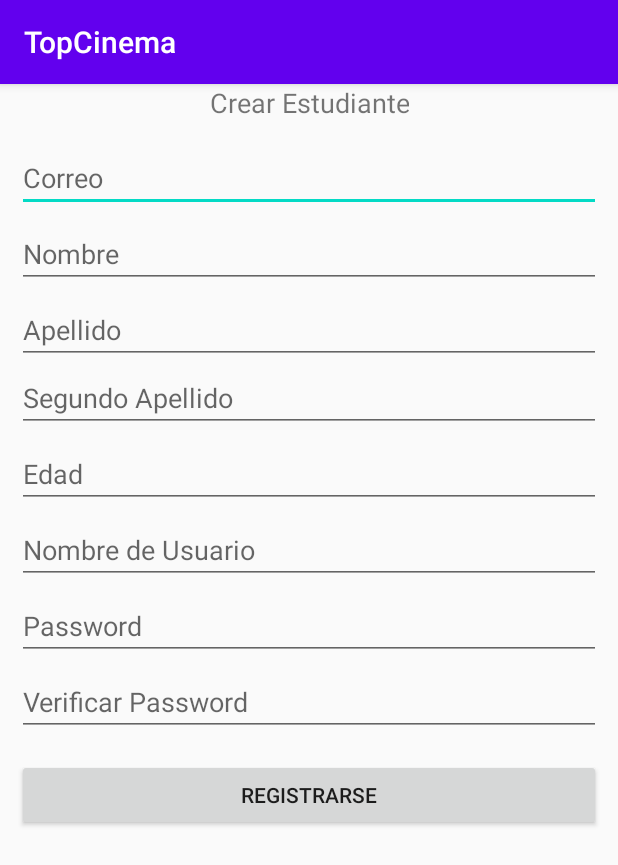
After one commit to Joaco95000/NorthCenter, an Android app: the RegisterActivity screen opened directly, with no data from a screen before it, on a phone screen of 412 x 824 dp. The commit adds this screen. Shown: the top 865 px of the screen. Run offline under Robolectric (Android 15) with nearby library versions, the phone set to English and light mode, and no system bars; Roboto replaces fonts that are not available here.

Commit message:
adding register class

```diff
--- a/TopCinema/app/src/main/AndroidManifest.xml
+++ b/TopCinema/app/src/main/AndroidManifest.xml
@@ -9,7 +9,8 @@
         android:roundIcon="@mipmap/ic_launcher_round"
         android:supportsRtl="true"
         android:theme="@style/AppTheme">
-        <activity android:name=".InicioActividad"></activity>
+        <activity android:name=".InicioActividad" />
+        <activity android:name=".RegisterActivity" />
         <activity android:name=".MainActivity">
             <intent-filter>
                 <action android:name="android.intent.action.MAIN" />
@@ -17,7 +18,8 @@
                 <category android:name="android.intent.category.LAUNCHER" />
             </intent-filter>
         </activity>
-        <activity android:name=".QuienesSomosActivity"></activity>
+        <activity android:name=".QuienesSomosActivity" />
+
         <meta-data
             android:name="preloaded_fonts"
             android:resource="@array/preloaded_fonts" />
--- /dev/null
+++ b/TopCinema/app/src/main/java/com/example/topcinema/AyudanteBaseDeDatos.java
@@ -0,0 +1,26 @@
+package com.example.topcinema;
+
+import android.content.Context;
+import android.database.sqlite.SQLiteDatabase;
+import android.database.sqlite.SQLiteOpenHelper;
+
+public class AyudanteBaseDeDatos extends SQLiteOpenHelper {
+
+    private static final String NOMBRE_BASE_DE_DATOS = "topcinema",
+            NOMBRE_TABLA_USUARIOS = "usuarios";
+    private static final int VERSION_BASE_DE_DATOS =1;
+
+    public AyudanteBaseDeDatos(Context context) {
+        super(context, NOMBRE_BASE_DE_DATOS, null, VERSION_BASE_DE_DATOS);
+    }
+
+    @Override
+    public void onCreate(SQLiteDatabase sqLiteDatabase) {
+        sqLiteDatabase.execSQL(String.format("create table if not exists %s(id integer primary key autoincrement,correo text, nombre text,apellido1 text,apellido2 text, edad integer,usuario text,password text);",NOMBRE_TABLA_USUARIOS));
+    }
+
+    @Override
+    public void onUpgrade(SQLiteDatabase sqLiteDatabase, int i, int i1) {
+
+    }
+}
--- /dev/null
+++ b/TopCinema/app/src/main/java/com/example/topcinema/RegisterActivity.java
@@ -0,0 +1,132 @@
+package com.example.topcinema;
+
+import androidx.appcompat.app.AppCompatActivity;
+
+import android.os.Bundle;
+import android.view.View;
+import android.widget.Button;
+import android.widget.EditText;
+import android.widget.Toast;
+
+import com.example.topcinema.controllers.UsuarioController;
+import com.example.topcinema.modelos.Usuario;
+
+public class RegisterActivity extends AppCompatActivity {
+
+    Button btnCrear;
+
+    EditText etCorreo;
+    EditText etNombre;
+    EditText etApellido1;
+    EditText etApellido2;
+    EditText etEdad;
+    EditText etUsuario;
+    EditText etPassword1;
+    EditText etPassword2;
+
+    Usuario user;
+    UsuarioController usuarioController;
+    @Override
+    protected void onCreate(Bundle savedInstanceState) {
+        super.onCreate(savedInstanceState);
+        setContentView(R.layout.activity_register);
+        btnCrear = findViewById(R.id.btnCrear);
+
+        etCorreo = findViewById(R.id.etCorreo);
+        etNombre = findViewById(R.id.etNombre);
+        etApellido1 = findViewById(R.id.etApellido1);
+        etApellido2 = findViewById(R.id.etApellido2);
+        etEdad = findViewById(R.id.etEdad);
+        etUsuario = findViewById(R.id.etUsuario);
+        etPassword1 = findViewById(R.id.etPassword);
+        etPassword2 = findViewById(R.id.etPassword2);
+        usuarioController = new UsuarioController(RegisterActivity.this);
+
+        btnCrear.setOnClickListener(new View.OnClickListener(){
+            @Override
+            public void onClick(View view)
+            {
+                try{
+                    String correo = etNombre.getText().toString();
+
+                    String nombre = etNombre.getText().toString();
+                    String apellido1 = etApellido1.getText().toString();
+                    String apellido2 = etApellido2.getText().toString();
+                    String edad = etEdad.getText().toString();
+                    String usuario = etUsuario.getText().toString();
+                    String password1 = etPassword1.getText().toString();
+                    String password2 = etPassword2.getText().toString();
+                    /*
+                    String n1 ="Name",n2="Correo",n3="Usuario",n4="Contrasenia";
+                    int n5 = 7;
+                    double n6 = 100;
+                    user = new Usuario(n1,n2,n3,n4,n5,n6);
+                    long creado = usuarioController.nuevoUsuario(user);
+                    if (creado==-1)
+                    {
+                        Toast.makeText(Main2Crear.this, "Error al insertar el usuario",Toast.LENGTH_LONG).show();
+                    }else
+                        {
+                        Toast.makeText(Main2Crear.this,"Se inserto correctamente",Toast.LENGTH_LONG).show();
+                    }
+                    */
+                    ///*
+                    if ("".equals(nombre)){
+                        etNombre.setError("debes ingresar el nombre");
+                        etNombre.requestFocus();
+                        return;
+                    }
+                    if ("".equals(apellido1)) {
+                        etApellido1.setError("debes ingresar el apellido");
+                        etApellido1.requestFocus();
+                        return;
+                    }
+                    if ("".equals(edad)){
+                        etEdad.setError("debes ingresar la edad");
+                        etEdad.requestFocus();
+                        return;
+                    }
+                    if ("".equals(usuario)){
+                        etUsuario.setError("debes ingresar el usuario");
+                        etUsuario.requestFocus();
+                        return;
+                    }
+                    if ("".equals(password1)){
+                        etPassword1.setError("debes ingresar la contraseña");
+                        etPassword1.requestFocus();
+                        return;
+                    }
+                    if ("".equals(password2)){
+                        etPassword2.setError("debes verificar la contraseña");
+                        etPassword2.requestFocus();
+                        return;
+                    }
+                    if(password1.compareTo(password2) == 0)
+                    {
+                        int edadF = Integer.parseInt(edad);
+
+                        user = new Usuario(correo,nombre,apellido1,apellido2,usuario,password1,edadF);
+                        long creado = usuarioController.nuevoUsuario(user);
+                        if (creado==-1){
+                            Toast.makeText(RegisterActivity.this, "Error al insertar el usuario",Toast.LENGTH_LONG).show();
+
+                        }else{
+                            Toast.makeText(RegisterActivity.this,"Se insertó correctamente",Toast.LENGTH_LONG).show();
+                        }
+                    }
+                    else
+                    {
+                        etPassword2.setError("Las contraseñas no coinciden, vuelva a intentarlo");
+                        etPassword2.requestFocus();
+                        return;
+                    }
+                    //*/
+
+                }catch (Exception ex){
+                    Toast.makeText(RegisterActivity.this, ex.getMessage(),Toast.LENGTH_LONG).show();
+                }
+            }
+
+        });
+    }
+}
--- /dev/null
+++ b/TopCinema/app/src/main/java/com/example/topcinema/controllers/UsuarioController.java
@@ -0,0 +1,30 @@
+package com.example.topcinema.controllers;
+
+import android.content.ContentValues;
+import android.content.Context;
+import android.database.sqlite.SQLiteDatabase;
+
+import com.example.topcinema.AyudanteBaseDeDatos;
+import com.example.topcinema.modelos.Usuario;
+
+public class UsuarioController {
+    private AyudanteBaseDeDatos ayudanteBaseDeDatos;
+    private String NOMBRE_TABLA = "usuarios";
+
+    public UsuarioController(Context context) {
+        ayudanteBaseDeDatos = new AyudanteBaseDeDatos(context);
+    }
+    //metodo para nuevo usuario:
+    public long nuevoUsuario(Usuario usuario){
+        SQLiteDatabase baseDeDatos = ayudanteBaseDeDatos.getWritableDatabase();
+        ContentValues valoresParaInsertar = new ContentValues();
+        valoresParaInsertar.put("correo",usuario.getCorreo());
+        valoresParaInsertar.put("nombre",usuario.getNombre());
+        valoresParaInsertar.put("apellido1",usuario.getApellido1());
+        valoresParaInsertar.put("apellido2",usuario.getApellido2());
+        valoresParaInsertar.put("edad",usuario.getEdad());
+        valoresParaInsertar.put("usuario",usuario.getUsuario());
+        valoresParaInsertar.put("password",usuario.getPassword());
+        return baseDeDatos.insert(NOMBRE_TABLA,null,valoresParaInsertar);
+    }
+}
--- a/TopCinema/app/src/main/res/layout/activity_inicio_actividad.xml
+++ b/TopCinema/app/src/main/res/layout/activity_inicio_actividad.xml
@@ -38,5 +38,6 @@
         android:background="#B11623"
         android:fontFamily="@font/chango"
         android:text="@string/txtBtnInicioRegistro"
+        android:onClick="cargarRegister"
         android:textColor="#CCCCCC" />
 </LinearLayout>
--- /dev/null
+++ b/TopCinema/app/src/main/res/layout/activity_register.xml
@@ -0,0 +1,111 @@
+<?xml version="1.0" encoding="utf-8"?>
+<androidx.constraintlayout.widget.ConstraintLayout xmlns:android="http://schemas.android.com/apk/res/android"
+    xmlns:app="http://schemas.android.com/apk/res-auto"
+    xmlns:tools="http://schemas.android.com/tools"
+    android:layout_width="match_parent"
+    android:layout_height="match_parent"
+    tools:context=".RegisterActivity">
+
+    <TextView
+        android:id="@+id/txtTitulo"
+        android:layout_width="wrap_content"
+        android:layout_height="wrap_content"
+        android:gravity="center"
+        android:text="@string/titulo2"
+        android:textSize="18sp"
+        app:layout_constraintEnd_toEndOf="parent"
+        app:layout_constraintStart_toStartOf="parent"
+        app:layout_constraintTop_toTopOf="parent" />
+
+    <LinearLayout
+        android:layout_width="409dp"
+        android:layout_height="695dp"
+        android:layout_margin="5dp"
+        android:layout_marginTop="11dp"
+        android:orientation="vertical"
+        android:padding="10dp"
+        app:layout_constraintEnd_toEndOf="parent"
+        app:layout_constraintStart_toStartOf="parent"
+        app:layout_constraintTop_toBottomOf="@+id/txtTitulo">
+
+        <EditText
+            android:id="@+id/etCorreo"
+            android:layout_width="match_parent"
+            android:layout_height="wrap_content"
+            android:layout_marginBottom="5dp"
+            android:ems="10"
+            android:hint="@string/correo"
+            android:inputType="textPersonName" />
+
+        <EditText
+            android:id="@+id/etNombre"
+            android:layout_width="match_parent"
+            android:layout_height="wrap_content"
+            android:layout_marginBottom="5dp"
+            android:ems="10"
+            android:hint="@string/nombre"
+            android:inputType="textPersonName" />
+
+        <EditText
+            android:id="@+id/etApellido1"
+            android:layout_width="match_parent"
+            android:layout_height="wrap_content"
+            android:ems="10"
+            android:hint="@string/apellido1"
+            android:inputType="number" />
+
+        <EditText
+            android:id="@+id/etApellido2"
+            android:layout_width="match_parent"
+            android:layout_height="wrap_content"
+            android:layout_marginBottom="5dp"
+            android:ems="10"
+            android:hint="@string/apellido2"
+            android:inputType="textPersonName" />
+
+        <EditText
+            android:id="@+id/etEdad"
+            android:layout_width="match_parent"
+            android:layout_height="wrap_content"
+            android:layout_marginBottom="5dp"
+            android:ems="10"
+            android:hint="@string/edad"
+            android:inputType="textPersonName" />
+
+        <EditText
+            android:id="@+id/etUsuario"
+            android:layout_width="match_parent"
+            android:layout_height="wrap_content"
+            android:layout_marginBottom="5dp"
+            android:ems="10"
+            android:hint="@string/usuario"
+            android:inputType="textPersonName" />
+
+        <EditText
+            android:id="@+id/etPassword"
+            android:layout_width="match_parent"
+            android:layout_height="wrap_content"
+            android:layout_marginBottom="5dp"
+            android:ems="10"
+            android:hint="@string/Password1"
+            android:inputType="textPassword" />
+
+        <EditText
+            android:id="@+id/etPassword2"
+            android:layout_width="match_parent"
+            android:layout_height="wrap_content"
+            android:layout_marginBottom="5dp"
+            android:ems="10"
+            android:hint="@string/Password2"
+            android:inputType="textPassword" />
+
+        <Button
+            android:id="@+id/btnCrear"
+            android:layout_width="match_parent"
+            android:layout_height="wrap_content"
+            android:layout_marginTop="10dp"
+            android:layout_marginBottom="10dp"
+            android:text="@string/botonCrear" />
+
+    </LinearLayout>
+</androidx.constraintlayout.widget.ConstraintLayout>
--- a/TopCinema/app/src/main/res/values/strings.xml
+++ b/TopCinema/app/src/main/res/values/strings.xml
@@ -13,4 +13,22 @@
     <string name="inmersi_n_total_pantallas_gigantes_y_c_modas_butacas_en_grada_para_que_disfrutes_del_nuevo_cine">Inmersión total: Pantallas gigantes y cómodas butacas en grada para que disfrutes del nuevo cine.</string>
     <string name="digital_experience_con_los_nuevos_proyectores_digitales_2d_y_3d">DIGITAL EXPERIENCE con los nuevos proyectores digitales 2D Y 3D.</string>
     <string name="_4dx_movimientos_y_vibraciones_esto_se_va_a_mover">4DX, movimientos y vibraciones: ¡Esto se va a mover!</string>
+    <!--  Register -->
+    <string name="btn1">Crear Estudiante</string>
+    <string name="btn2">Ingresar a BDD</string>
+    <string name="title_activity_main_crear">MainCrear</string>
+    <string name="titulo2">Crear Estudiante</string>
+    <string name="nombre">Nombre</string>
+    <string name="apellido1">Apellido</string>
+    <string name="apellido2">Segundo Apellido</string>
+    <string name="edad">Edad</string>
+    <string name="usuario">Nombre de Usuario</string>
+    <string name="Password1">Password</string>
+    <string name="Password2">Verificar Password</string>
+    <string name="botonCrear">Registrarse</string>
+    <string name="titulo3">Ingresar al Sistema</string>
+    <string name="botonIngresar">Ingresar</string>
+    <string name="string1">Ingrese su Nombre de Usuario</string>
+    <string name="string2">Ingrese su Contraseña</string>
+    <string name="correo">Correo</string>
 </resources>
```
Also changed, not shown: TopCinema/app/src/main/java/com/example/topcinema/InicioActividad.java (+13 -0 lines), TopCinema/app/src/main/java/com/example/topcinema/modelos/Usuario.java (added, +88 -0 lines).
